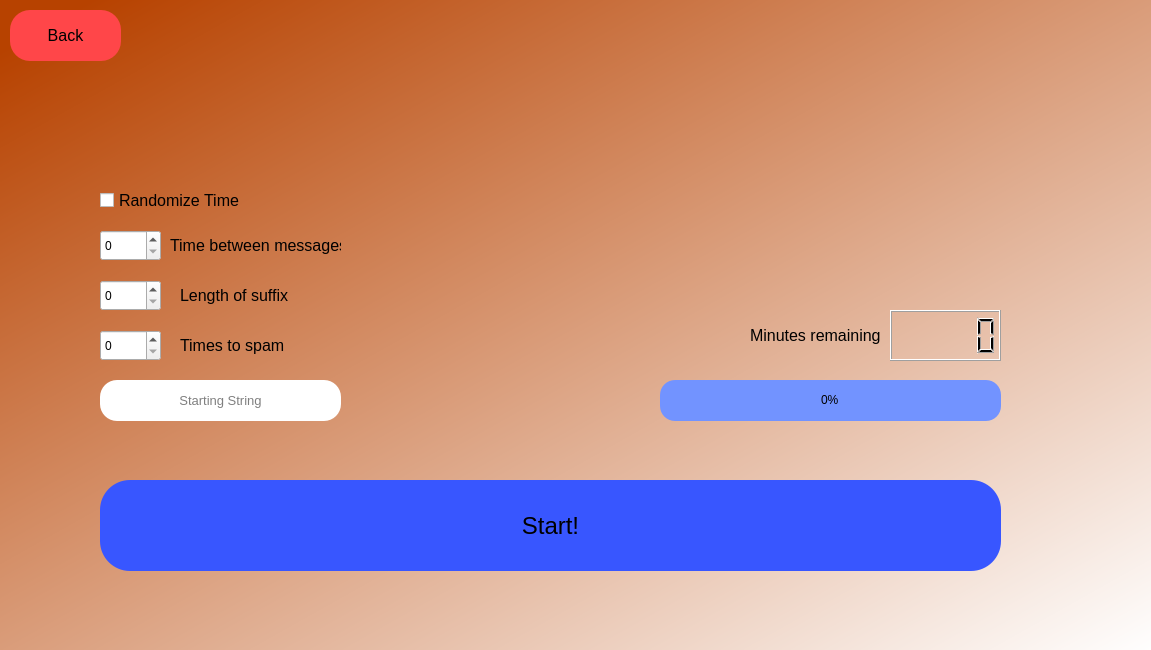
The window that resources/unique.ui (rhnkl/SolarSpammer) describes before a commit, drawn with Qt 5.
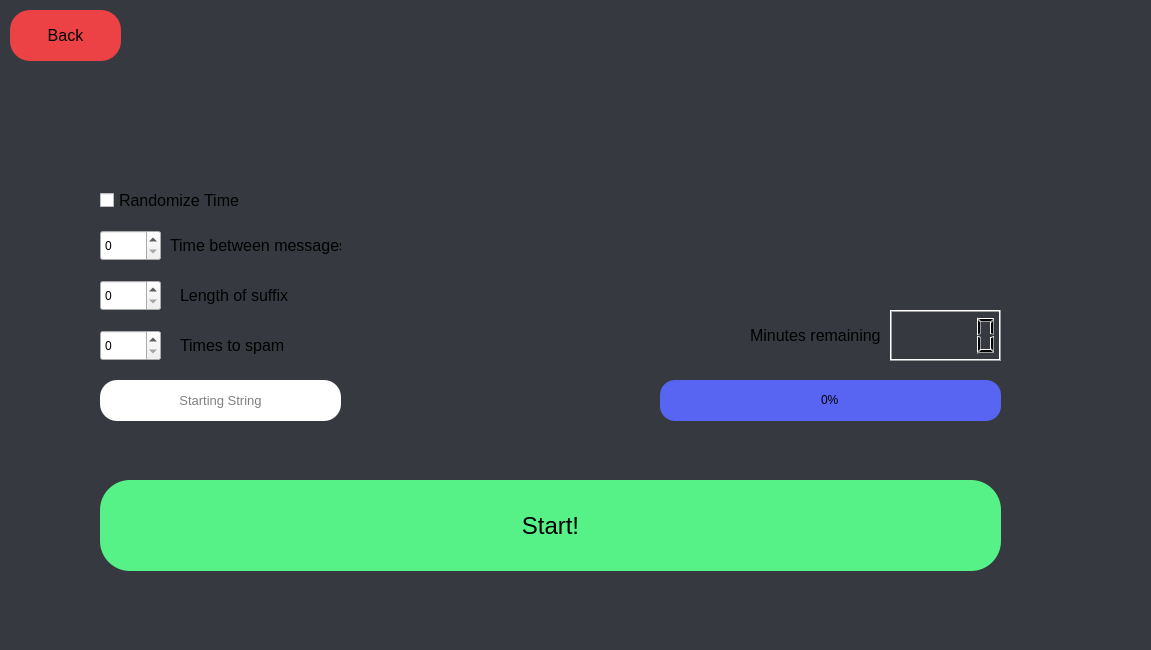
The same window after the commit.

Commit message: UI Redesign, Quit button, Wiki button

```diff
--- a/resources/unique.ui
+++ b/resources/unique.ui
@@ -35,8 +35,7 @@
     </rect>
    </property>
    <property name="styleSheet">
-    <string notr="true">QWidget#background{
-background-color: qlineargradient(spread:pad, x1:0, y1:0, x2:1, y2:1, stop:0.0397727 rgba(183, 66, 0, 255), stop:1 rgba(255, 255, 255, 255));}</string>
+    <string notr="true">QWidget#background{background-color: rgb(54, 57, 63);}</string>
    </property>
    <widget class="QLabel" name="uniqueLabel">
     <property name="geometry">
@@ -80,7 +79,7 @@
     </property>
     <property name="styleSheet">
      <string notr="true">border-radius:20px;
-background-color: rgb(255, 70, 73);</string>
+background-color: rgb(237, 66, 69);</string>
     </property>
     <property name="text">
      <string>Back</string>
@@ -275,7 +274,7 @@
     </property>
     <property name="styleSheet">
      <string notr="true">border-radius:30px;
-background-color: rgb(56, 86, 255);</string>
+background-color: rgb(87, 242, 135);</string>
     </property>
     <property name="text">
      <string>Start!</string>
@@ -293,7 +292,7 @@
     <property name="styleSheet">
      <string notr="true">QProgressBar {
 	color: #FFF;
-	background-color: rgb(114, 147, 255);
+	background-color: rgb(88, 101, 242);
 	border-style: none;
 	border-radius: 15px;
 	text-align: center;
@@ -301,7 +300,7 @@
 }
 QProgressBar::chunk{
 	margin: 5px;
-	background-color: rgb(0, 255, 127);
+	background-color: rgb(87, 242, 135);
 	border-style: none;
 	border-radius: 15px
 }</string>
```
The commit also changes 5 other files.
